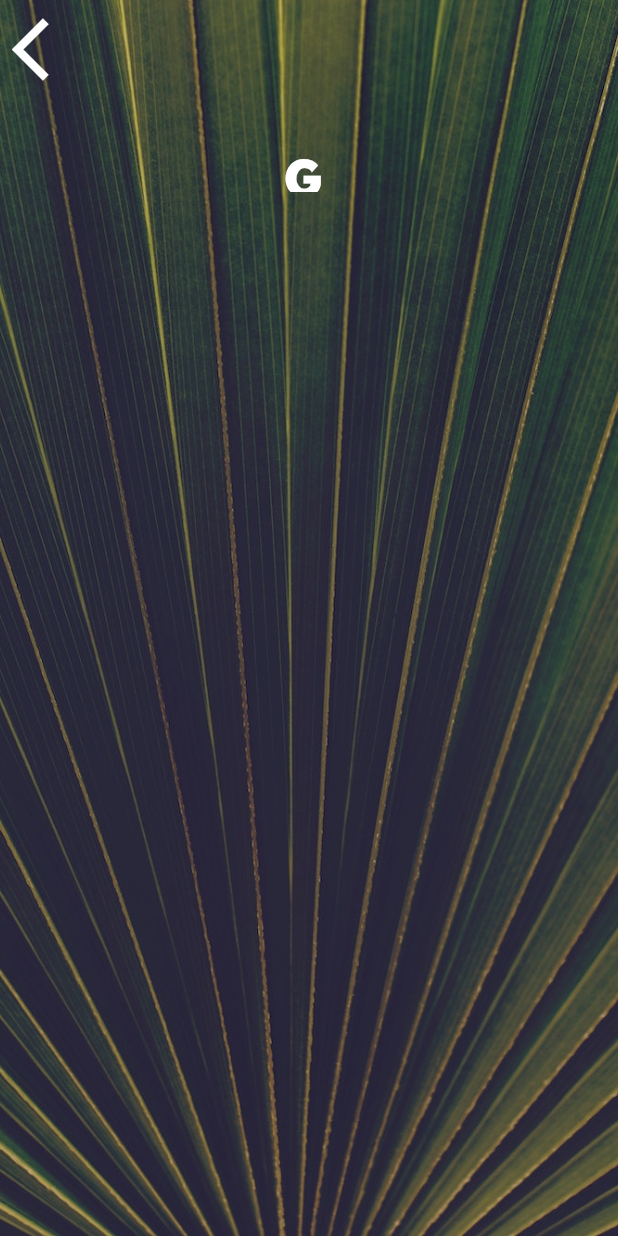
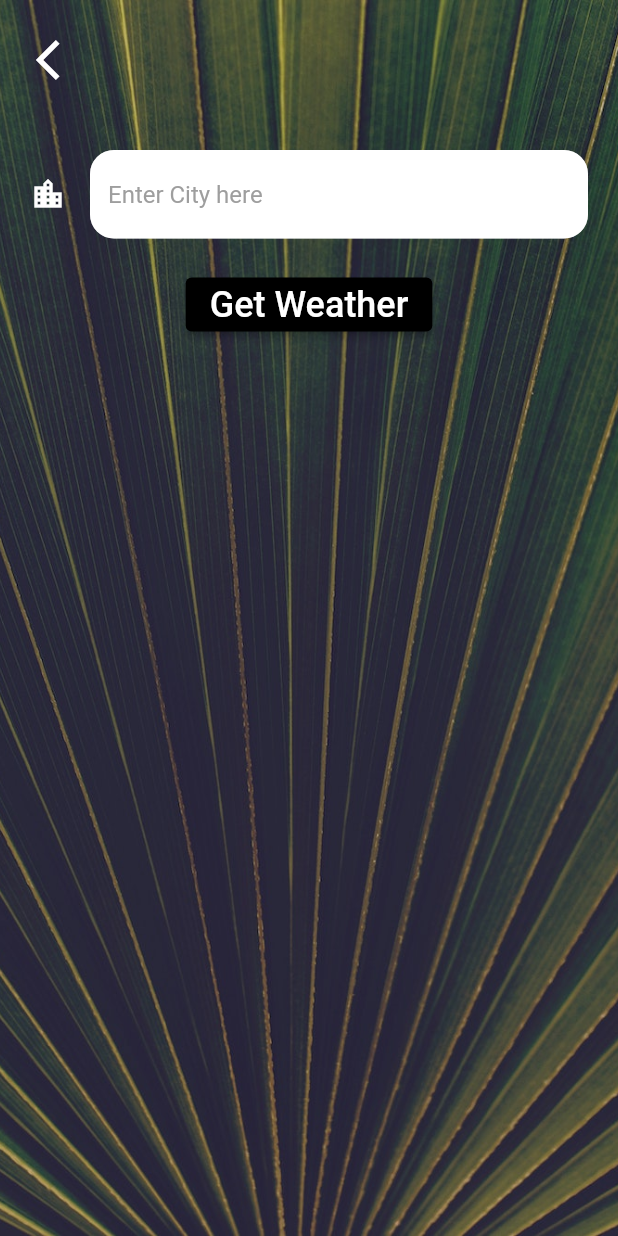
Before and after one commit to AMG2001/flutter_courses_projects, a Flutter app: the CityScreen screen opened directly, on a phone screen of 412 x 824 dp. Run offline on Flutter 3.47's test engine with Material 2 defaults, Android fonts, the light colour scheme and no system bars; our stand-ins replace geolocator, get; statements that could not run were skipped.

Commit message:
project finished

```diff
--- a/Udemy_angela_course/Clima app - section 13/clima/lib/screens/city_screen.dart
+++ b/Udemy_angela_course/Clima app - section 13/clima/lib/screens/city_screen.dart
@@ -1,5 +1,6 @@
 import 'package:flutter/material.dart';
 import 'package:clima/utilities/constants.dart';
+import 'package:get/get.dart';
 
 class CityScreen extends StatefulWidget {
   @override
@@ -7,39 +8,80 @@ class CityScreen extends StatefulWidget {
 }
 
 class _CityScreenState extends State<CityScreen> {
+  GlobalKey<FormState> formKey = GlobalKey<FormState>();
+  @override
+  void initState() {
+    super.initState();
+  }
+
   @override
   Widget build(BuildContext context) {
     return Scaffold(
       body: Container(
+        width: MediaQuery.of(context).size.width,
+        height: MediaQuery.of(context).size.height,
         decoration: BoxDecoration(
           image: DecorationImage(
             image: AssetImage('images/city_background.jpg'),
             fit: BoxFit.cover,
           ),
         ),
-        constraints: BoxConstraints.expand(),
         child: SafeArea(
           child: Column(
             children: <Widget>[
               Align(
                 alignment: Alignment.topLeft,
-                child: IconButton(
-                  onPressed: () {},
-                  icon: Icon(
-                    Icons.arrow_back_ios,
-                    size: 50.0,
+                child: Padding(
+                  padding: const EdgeInsets.all(16.0),
+                  child: IconButton(
+                    onPressed: () {
+                      Get.back();
+                    },
+                    icon: Icon(
+                      Icons.arrow_back_ios,
+                      size: 32.0,
+                    ),
                   ),
                 ),
               ),
-              Container(
-                padding: EdgeInsets.all(20.0),
-                child: null,
+              Form(
+                key: formKey,
+                child: Container(
+                  padding: EdgeInsets.all(20.0),
+                  child: TextFormField(
+                    style: TextStyle(color: Colors.black),
+                    validator: (value) {
+                      if (value == "" || value == null) {
+                        return "You can't leave this field empty !!";
+                      }
+                    },
+                    decoration: InputDecoration(
+                        hintText: "Enter City here",
+                        hintStyle: TextStyle(color: Colors.grey),
+                        filled: true,
+                        fillColor: Colors.white,
+                        icon: Icon(
+                          Icons.location_city,
+                          color: Colors.white,
+                        ),
+                        border: OutlineInputBorder(
+                            borderRadius: BorderRadius.circular(16))),
+                  ),
+                ),
               ),
-              IconButton(
-                onPressed: () {},
-                icon: Text(
+              ElevatedButton(
+                style: ButtonStyle(
+                  backgroundColor:
+                      MaterialStateProperty.all<Color>(Colors.black),
+                ),
+                onPressed: () {
+                  if (formKey.currentState!.validate()) {
+                    // Feature is not supported in api again , so we will end here .
+                  }
+                },
+                child: Text(
                   'Get Weather',
-                  style: kButtonTextStyle,
+                  style: TextStyle(color: Colors.white, fontSize: 24),
                 ),
               ),
             ],
--- a/Udemy_angela_course/Clima app - section 13/clima/lib/utilities/constants.dart
+++ b/Udemy_angela_course/Clima app - section 13/clima/lib/utilities/constants.dart
@@ -2,12 +2,12 @@ import 'package:flutter/material.dart';
 
 const kTempTextStyle = TextStyle(
   fontFamily: 'Spartan MB',
-  fontSize: 100.0,
+  fontSize: 45.0,
 );
 
 const kMessageTextStyle = TextStyle(
   fontFamily: 'Spartan MB',
-  fontSize: 60.0,
+  fontSize: 45.0,
 );
 
 const kButtonTextStyle = TextStyle(
@@ -16,5 +16,5 @@ const kButtonTextStyle = TextStyle(
 );
 
 const kConditionTextStyle = TextStyle(
-  fontSize: 100.0,
+  fontSize: 45.0,
 );
--- a/Udemy_angela_course/Clima app - section 13/clima/pubspec.yaml
+++ b/Udemy_angela_course/Clima app - section 13/clima/pubspec.yaml
@@ -32,6 +32,7 @@ dependencies:
   cupertino_icons: ^1.0.2
   flutter:
     sdk: flutter
+  flutter_spinkit: ^5.1.0
   geolocator: ^9.0.1
   get: ^4.6.5
   http: ^0.13.5
```
Also changed, not shown: Udemy_angela_course/Clima app - section 13/clima/lib/main.dart (+20 -4 lines), Udemy_angela_course/Clima app - section 13/clima/lib/screens/loading_screen.dart (deleted, +0 -31 lines), Udemy_angela_course/Clima app - section 13/clima/lib/screens/location_class.dart (+38 -13 lines), Udemy_angela_course/Clima app - section 13/clima/lib/screens/location_screen.dart (+25 -7 lines), Udemy_angela_course/Clima app - section 13/clima/lib/services/location_screen_controller.dart (added, +27 -0 lines), Udemy_angela_course/Clima app - section 13/clima/lib/services/location.dart (deleted), Udemy_angela_course/Clima app - section 13/clima/lib/services/networking.dart (deleted), Udemy_angela_course/Clima app - section 13/clima/pubspec.lock.
